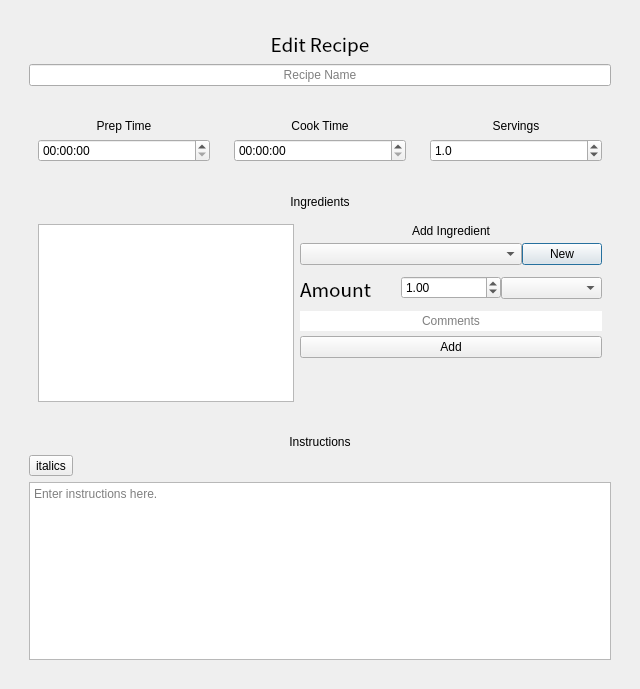
andrewlalis/RecipeDB, file gui/newrecipedialog.ui: the form before one commit.
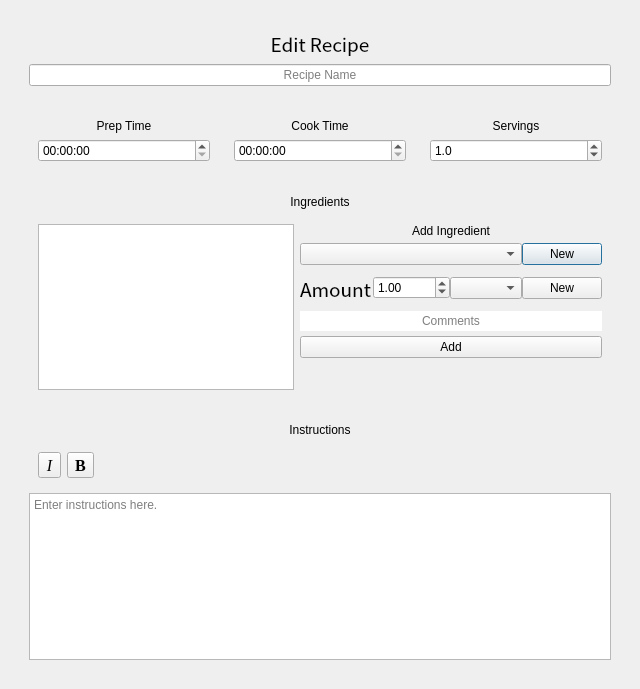
The form after the commit.

Diff of the .ui file:
```diff
--- a/gui/newrecipedialog.ui
+++ b/gui/newrecipedialog.ui
@@ -335,6 +335,13 @@
                   <item>
                    <widget class="QComboBox" name="unitComboBox"/>
                   </item>
+                  <item>
+                   <widget class="QPushButton" name="newUnitButton">
+                    <property name="text">
+                     <string>New</string>
+                    </property>
+                   </widget>
+                  </item>
                  </layout>
                 </widget>
                </item>
@@ -389,14 +396,54 @@
            </property>
           </widget>
          </item>
-         <item>
-          <widget class="QToolButton" name="toolButton">
-           <property name="text">
-            <string>italics</string>
-           </property>
-           <property name="toolButtonStyle">
-            <enum>Qt::ToolButtonIconOnly</enum>
-           </property>
+         <item alignment="Qt::AlignLeft|Qt::AlignTop">
+          <widget class="QWidget" name="textControlPanel" native="true">
+           <layout class="QHBoxLayout" name="horizontalLayout_5">
+            <item>
+             <widget class="QToolButton" name="italicsButton">
+              <property name="font">
+               <font>
+                <family>Liberation Serif</family>
+                <pointsize>12</pointsize>
+                <italic>true</italic>
+               </font>
+              </property>
+              <property name="text">
+               <string>I</string>
+              </property>
+              <property name="checkable">
+               <bool>true</bool>
+              </property>
+              <property name="toolButtonStyle">
+               <enum>Qt::ToolButtonIconOnly</enum>
+              </property>
+             </widget>
+            </item>
+            <item>
+             <widget class="QToolButton" name="boldButton">
+              <property name="font">
+               <font>
+                <family>Liberation Serif</family>
+                <pointsize>12</pointsize>
+                <weight>75</weight>
+                <bold>true</bold>
+               </font>
+              </property>
+              <property name="text">
+               <string>B</string>
+              </property>
+              <property name="checkable">
+               <bool>true</bool>
+              </property>
+              <property name="checked">
+               <bool>false</bool>
+              </property>
+              <property name="autoRaise">
+               <bool>false</bool>
+              </property>
+             </widget>
+            </item>
+           </layout>
           </widget>
          </item>
          <item>
```
Left out of the diff: 4 changed lines with no effect on the pictures.
